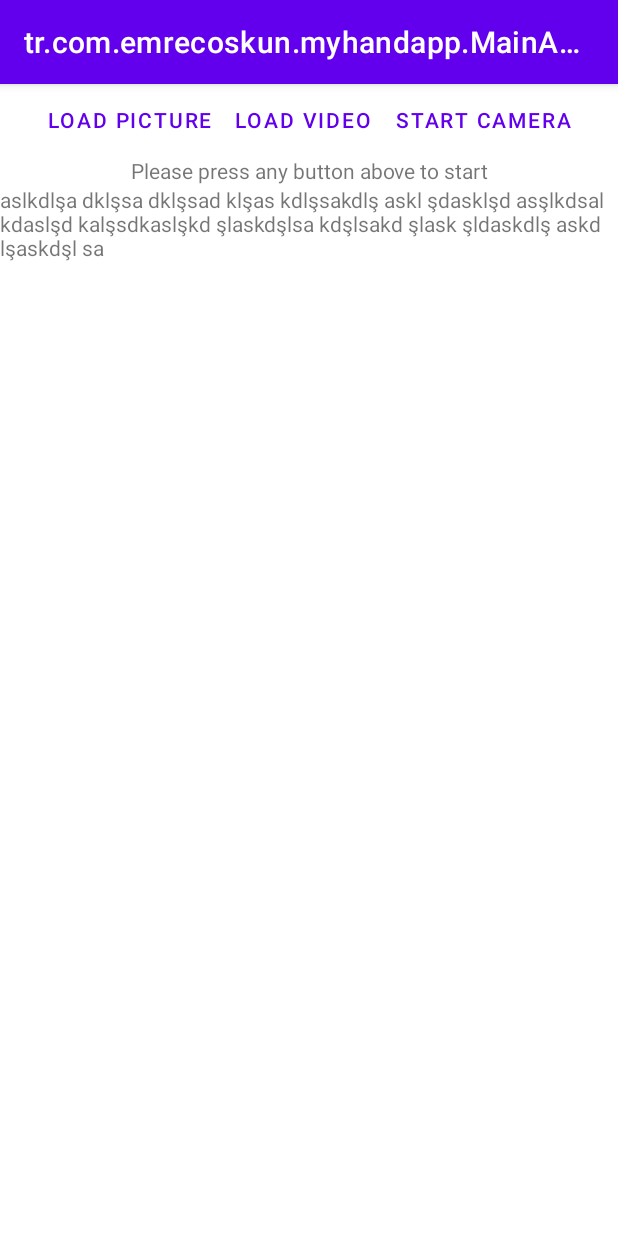
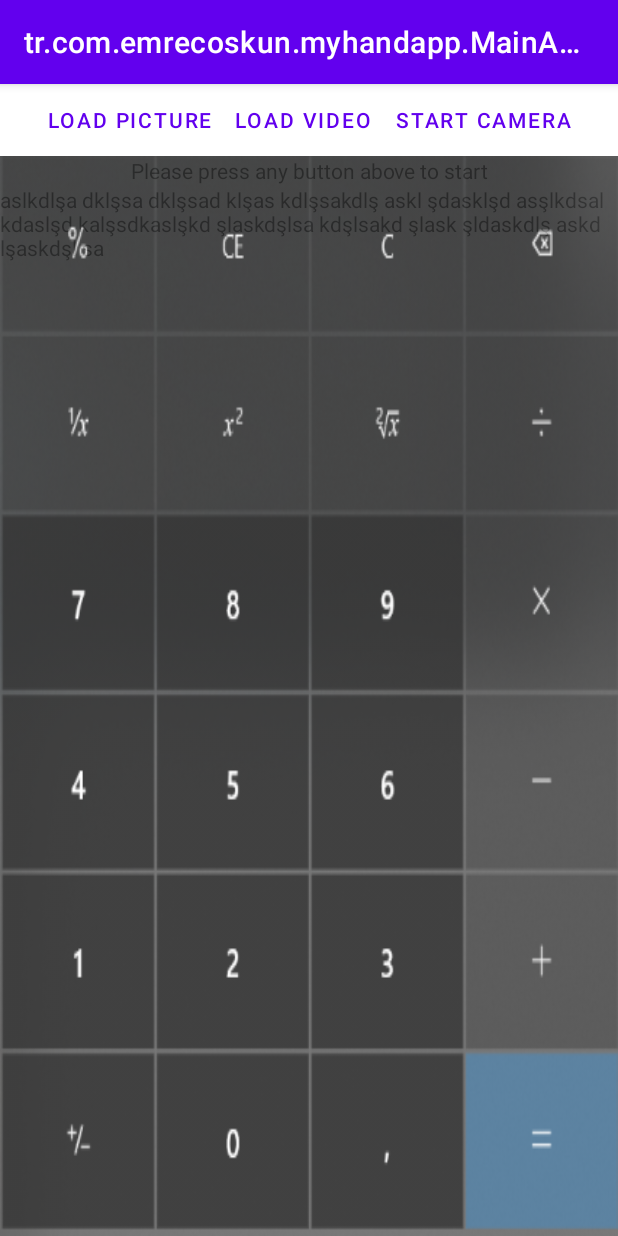
Before and after one commit to emrecoskun705/hand_tracking_app, an Android app: the screen it shows after launch (MainActivity), on a phone screen of 412 x 824 dp. Run offline under Robolectric (Android 15) with nearby library versions, the phone set to English and light mode, and no system bars; our stand-ins replace Volley; libraries missing offline, so code that uses them is left out: com.google.mediapipe.formats, com.google.mediapipe.solutioncore, com.google.mediapipe.solutions.

Commit message:
add calculator image in front of camera preview, write method which find the where is the 8 point land mark in calculator2.png

```diff
--- a/app/src/main/java/tr/com/emrecoskun/myhandapp/MainActivity.java
+++ b/app/src/main/java/tr/com/emrecoskun/myhandapp/MainActivity.java
@@ -15,6 +15,7 @@ import android.util.Log;
 import android.view.View;
 import android.widget.Button;
 import android.widget.FrameLayout;
+import android.widget.ImageView;
 
 import com.android.volley.AuthFailureError;
 import com.android.volley.NetworkResponse;
@@ -369,6 +370,7 @@ public class MainActivity extends AppCompatActivity {
             float wrist_y = result.multiHandLandmarks().get(0).getLandmarkList().get(0).getY();
             float wrist_z = result.multiHandLandmarks().get(0).getLandmarkList().get(0).getZ();
             Log.i("wrist", ""+wrist_x);
+            calculator(result);
             for(int i=1; i<21; i++) {
                 JSONArray coordinates = new JSONArray();
                 coordinates.put(result.multiHandLandmarks().get(0).getLandmarkList().get(i).getX() - wrist_x);
@@ -423,6 +425,89 @@ public class MainActivity extends AppCompatActivity {
 
     }
 
+    // Watches the 8 and 12 hand landmarks
+    private void calculator(HandsResult result) {
+        if(result == null) {
+            return;
+        }
+        if (result.multiHandLandmarks().isEmpty()) {
+            return;
+        }
+
+        int width = result.inputBitmap().getWidth();
+        int height = result.inputBitmap().getHeight();
+
+        Log.i("inputBitmap", "width: " + width + " height: " + height);
+
+        float eight_x = result.multiHandLandmarks().get(0).getLandmarkList().get(8).getX();
+        float eight_y = result.multiHandLandmarks().get(0).getLandmarkList().get(8).getY();
+
+        float twelve_x = result.multiHandLandmarks().get(0).getLandmarkList().get(12).getX();
+        float twelve_y = result.multiHandLandmarks().get(0).getLandmarkList().get(12).getY();
+        if(eight_x * width - twelve_x * width <= 25 ) {
+            if(eight_x < 0.3f) {
+                if(eight_y < 0.1666f) {
+                    Log.i("answer", "%");
+                } else if(eight_y < 0.3332f) {
+                    Log.i("answer", "1/x");
+                } else if(eight_y < 0.4998f) {
+                    Log.i("answer", "7");
+                } else if(eight_y < 0.6664f) {
+                    Log.i("answer", "4");
+                } else if(eight_y < 0.8330f) {
+                    Log.i("answer", "1");
+                } else {
+                    Log.i("answer", "+/-");
+                }
+            } else if (eight_x < 0.5f) {
+                if(eight_y < 0.1666f) {
+                    Log.i("answer", "CE");
+                } else if(eight_y < 0.3332f) {
+                    Log.i("answer", "x2");
+                } else if(eight_y < 0.4998f) {
+                    Log.i("answer", "8");
+                } else if(eight_y < 0.6664f) {
+                    Log.i("answer", "5");
+                } else if(eight_y < 0.8330f) {
+                    Log.i("answer", "2");
+                } else {
+                    Log.i("answer", "0");
+                }
+            } else if(eight_x < 0.7f) {
+                if(eight_y < 0.1666f) {
+                    Log.i("answer", "c");
+                } else if(eight_y < 0.3332f) {
+                    Log.i("answer", "2 kok x");
+                } else if(eight_y < 0.4998f) {
+                    Log.i("answer", "9");
+                } else if(eight_y < 0.6664f) {
+                    Log.i("answer", "6");
+                } else if(eight_y < 0.8330f) {
+                    Log.i("answer", "3");
+                } else {
+                    Log.i("answer", ",");
+                }
+            } else {
+                if(eight_y < 0.1666f) {
+                    Log.i("answer", "delete");
+                } else if(eight_y < 0.3332f) {
+                    Log.i("answer", "/");
+                } else if(eight_y < 0.4998f) {
+                    Log.i("answer", "*");
+                } else if(eight_y < 0.6664f) {
+                    Log.i("answer", "-");
+                } else if(eight_y < 0.8330f) {
+                    Log.i("answer", "+");
+                } else {
+                    Log.i("answer", "=");
+                }
+            }
+
+        }
+
+
+    }
+
     public interface OnBooleanReceive {
         void onReceive(boolean data);
     }
--- a/app/src/main/res/layout/activity_main.xml
+++ b/app/src/main/res/layout/activity_main.xml
@@ -1,6 +1,7 @@
 <?xml version="1.0" encoding="utf-8"?>
 <LinearLayout
     xmlns:android="http://schemas.android.com/apk/res/android"
+    xmlns:app="http://schemas.android.com/apk/res-auto"
     android:layout_width="match_parent"
     android:layout_height="match_parent"
     android:orientation="vertical">
@@ -26,14 +27,20 @@
             style="?android:attr/buttonBarButtonStyle" android:layout_height="wrap_content"
             android:text="@string/start_camera" />
     </LinearLayout>
+    <RelativeLayout
+        android:layout_width="match_parent"
+        android:layout_height="match_parent">
+
+
+
         <FrameLayout
             android:id="@+id/preview_display_layout"
             android:layout_width="match_parent"
             android:layout_height="match_parent">
 
             <LinearLayout
-            android:layout_width="match_parent"
-            android:layout_height="match_parent"
+                android:layout_width="wrap_content"
+                android:layout_height="wrap_content"
                 android:orientation="vertical">
 
                 <TextView
@@ -49,6 +56,18 @@
                     android:layout_height="wrap_content"
                     android:text="aslkdlşa dklşsa dklşsad klşas kdlşsakdlş askl şdasklşd asşlkdsal kdaslşd kalşsdkaslşkd şlaskdşlsa kdşlsakd şlask şldaskdlş askd lşaskdşl sa" />
             </LinearLayout>
+        </FrameLayout>
 
-    </FrameLayout>
+        <ImageView
+            android:id="@+id/calculator"
+            android:layout_width="match_parent"
+            android:layout_height="match_parent"
+            android:scaleType="fitXY"
+            android:alpha="0.8"
+            app:srcCompat="@drawable/calculator2" />
+
+
+
+    </RelativeLayout>
+
 </LinearLayout>
```
Also changed, not shown: app/src/main/res/drawable-xhdpi/calculator.png (added), app/src/main/res/drawable-xhdpi/calculator2.png (added). Lines whose indentation alone changed are shown as unchanged.
